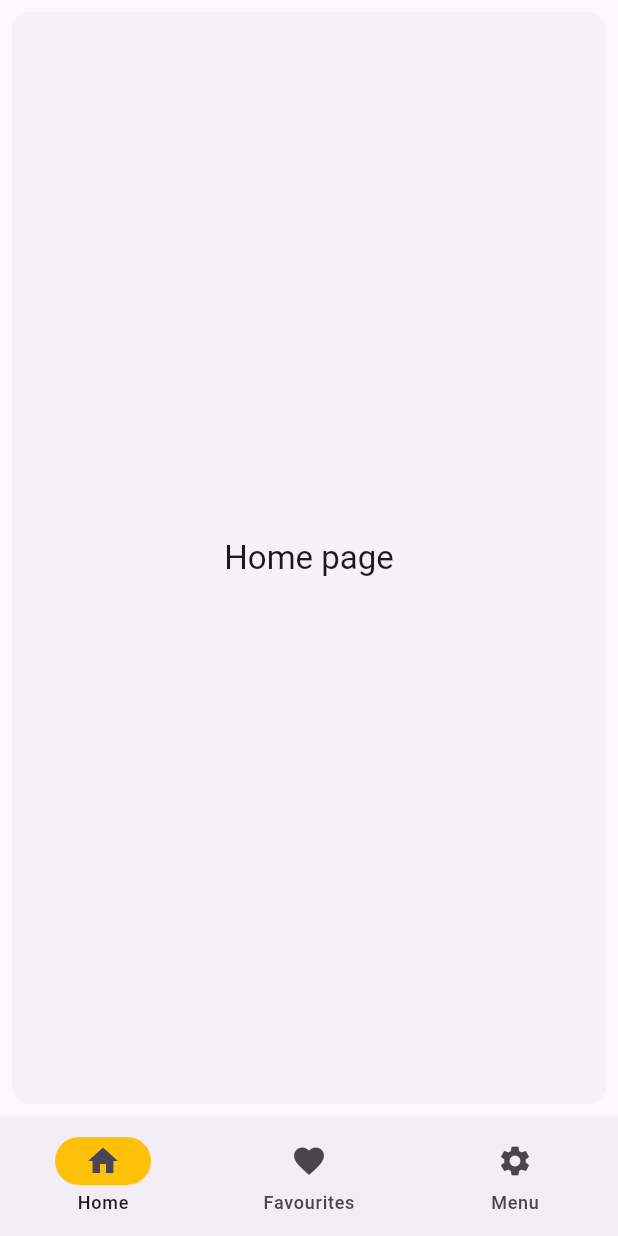
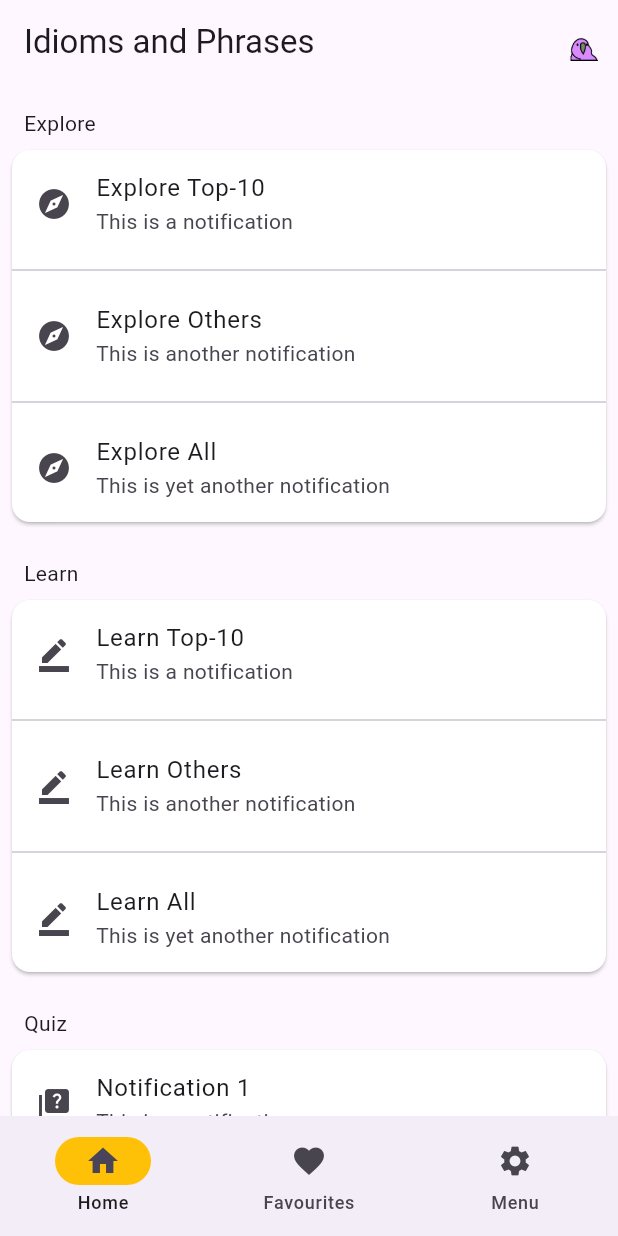
Before and after one commit to VladLavrynenko/IdiomsAndPhrasesApp, a Flutter app: the screen it shows after launch, on a phone screen of 412 x 824 dp. Run offline on Flutter 3.47's test engine with Material 3 defaults, Android fonts, the phone set to English and light mode, and no system bars; our stand-ins replace carousel_slider, firebase_auth, firebase_core, flutter_onboarding_slider, flutter_tts, shared_preferences; accounts and stored records are empty.

Commit message:
Add sections for diferent modes(Explore, Learn, Quiz).

```diff
--- a/lib/HomePage/home.dart
+++ b/lib/HomePage/home.dart
@@ -1,7 +1,7 @@
 import 'package:flutter/cupertino.dart';
 import 'package:flutter/material.dart';
+import 'package:idioms_and_phrases/util/widgets/CardHome.dart';
 
-import '../util/widgets/SoundIconButton.dart';
 
 class HomeScreen  extends StatefulWidget {
   const HomeScreen ({super.key});
@@ -15,11 +15,25 @@ class _HomeScreenState extends State<HomeScreen> {
 
   final numbers = <int>[1, 2, 6, 7];
 
-
   @override
   Widget build(BuildContext context) {
     final ThemeData theme = Theme.of(context);
+
     return Scaffold(
+      appBar: AppBar(
+        title: Text('Idioms and Phrases'),
+        actions: <Widget>[
+          Padding(
+            padding: const EdgeInsets.all(8.0),
+            child: Image.asset(
+              'assets/parrot.gif',
+              width: 25,
+              height: 25,
+              fit: BoxFit.cover,
+            ),
+          ),
+        ],
+      ),
       bottomNavigationBar: NavigationBar(
         onDestinationSelected: (int index) {
           setState(() {
@@ -45,19 +59,9 @@ class _HomeScreenState extends State<HomeScreen> {
         ],
       ),
       body: <Widget>[
+
         /// Home page
-        Card(
-          shadowColor: Colors.transparent,
-          margin: const EdgeInsets.all(8.0),
-          child: SizedBox.expand(
-            child: Center(
-              child: Text(
-                'Home page',
-                style: theme.textTheme.titleLarge,
-              ),
-            ),
-          ),
-        ),
+        CardsHome(title: "title", onTap: () async {} ),
 
 
     /// Notifications page
--- /dev/null
+++ b/lib/util/widgets/CardHome.dart
@@ -0,0 +1,194 @@
+import 'package:flutter/cupertino.dart';
+import 'package:flutter/material.dart';
+
+class CardsHome extends StatefulWidget {
+  final Future<void> Function() onTap;
+  final String title;
+
+  const CardsHome({Key? key, required this.title, required this.onTap}) : super(key: key);
+
+  @override
+  State<CardsHome> createState() => _CardsHomeState();
+}
+
+class _CardsHomeState extends State<CardsHome> {
+  @override
+  Widget build(BuildContext context) {
+    return  SingleChildScrollView(
+      child: Column(
+      crossAxisAlignment: CrossAxisAlignment.start,
+        children: [
+
+          Padding(padding: EdgeInsets.only(left: 16.0, top: 16.0), child: Text("Explore")),
+          cardExplore(),
+
+          Padding(padding: EdgeInsets.only(left: 16.0, top: 16.0), child: Text("Learn" ),),
+          cardLearn(),
+
+          Padding(padding: EdgeInsets.only(left: 16.0, top: 16.0), child: Text("Quiz" ),),
+          cardQuiz()
+        ],
+      ),
+    );
+  }
+}
+
+Widget cardExplore() {
+  return Card(
+    color: Colors.white,
+    margin: EdgeInsets.all(8),
+    child: Column(
+      mainAxisSize: MainAxisSize.min,
+      children: [
+        ListTile(
+          leading: Icon(Icons.explore),
+          // Uncomment and use your SoundButton here
+          // leading: SoundButton(
+          //   title: 'Sound',
+          //   onTap: () async {
+          //     _newVoiceText = i["idiom"];
+          //     _speak();
+          //   },
+          // ),
+          title: Text('Explore Top-10'),
+          subtitle: Text('This is a notification'),
+        ),
+        Divider(),
+        ListTile(
+          leading: Icon(Icons.explore),
+          // Uncomment and use your SoundButton here
+          // leading: SoundButton(
+          //   title: 'Sound',
+          //   onTap: () async {
+          //     _newVoiceText = i["idiom"];
+          //     _speak();
+          //   },
+          // ),
+          title: Text('Explore Others'),
+          subtitle: Text('This is another notification'),
+        ),
+        Divider(),
+        ListTile(
+          leading: Icon(Icons.explore),
+          // Uncomment and use your SoundButton here
+          // leading: SoundButton(
+          //   title: 'Sound',
+          //   onTap: () async {
+          //     _newVoiceText = i["idiom"];
+          //     _speak();
+          //   },
+          // ),
+          title: Text('Explore All'),
+          subtitle: Text('This is yet another notification'),
+        ),
+      ],
+    ),
+  );
+}
+
+Widget cardLearn() {
+  return Card(
+    color: Colors.white,
+    margin: EdgeInsets.all(8),
+    child: Column(
+      mainAxisSize: MainAxisSize.min,
+      children: [
+        ListTile(
+          leading: Icon(Icons.border_color),
+          // Uncomment and use your SoundButton here
+          // leading: SoundButton(
+          //   title: 'Sound',
+          //   onTap: () async {
+          //     _newVoiceText = i["idiom"];
+          //     _speak();
+          //   },
+          // ),
+          title: Text('Learn Top-10'),
+          subtitle: Text('This is a notification'),
+        ),
+        Divider(),
+        ListTile(
+          leading: Icon(Icons.border_color),
+          // Uncomment and use your SoundButton here
+          // leading: SoundButton(
+          //   title: 'Sound',
+          //   onTap: () async {
+          //     _newVoiceText = i["idiom"];
+          //     _speak();
+          //   },
+          // ),
+          title: Text('Learn Others'),
+          subtitle: Text('This is another notification'),
+        ),
+        Divider(),
+        ListTile(
+          leading: Icon(Icons.border_color),
+          // Uncomment and use your SoundButton here
+          // leading: SoundButton(
+          //   title: 'Sound',
+          //   onTap: () async {
+          //     _newVoiceText = i["idiom"];
+          //     _speak();
+          //   },
+          // ),
+          title: Text('Learn All'),
+          subtitle: Text('This is yet another notification'),
+        ),
+      ],
+    ),
+  );
+}
+
+
+Widget cardQuiz() {
+  return Card(
+    color: Colors.white,
+    margin: EdgeInsets.all(8),
+    child: Column(
+      mainAxisSize: MainAxisSize.min,
+      children: [
+        ListTile(
+          leading: Icon(Icons.quiz),
+          // Uncomment and use your SoundButton here
+          // leading: SoundButton(
+          //   title: 'Sound',
+          //   onTap: () async {
+          //     _newVoiceText = i["idiom"];
+          //     _speak();
+          //   },
+          // ),
+          title: Text('Notification 1'),
+          subtitle: Text('This is a notification'),
+        ),
+        Divider(),
+        ListTile(
+          leading: Icon(Icons.quiz),
+          // Uncomment and use your SoundButton here
+          // leading: SoundButton(
+          //   title: 'Sound',
+          //   onTap: () async {
+          //     _newVoiceText = i["idiom"];
+          //     _speak();
+          //   },
+          // ),
+          title: Text('Notification 2'),
+          subtitle: Text('This is another notification'),
+        ),
+        Divider(),
+        ListTile(
+          leading: Icon(Icons.quiz),
+          // Uncomment and use your SoundButton here
+          // leading: SoundButton(
+          //   title: 'Sound',
+          //   onTap: () async {
+          //     _newVoiceText = i["idiom"];
+          //     _speak();
+          //   },
+          // ),
+          title: Text('Notification 3'),
+          subtitle: Text('This is yet another notification'),
+        ),
+      ],
+    ),
+  );
+}
--- a/pubspec.yaml
+++ b/pubspec.yaml
@@ -19,6 +19,8 @@ dependencies:
   shared_preferences: ^2.2.3
   flutter_tts: ^4.0.2
 
+  lottie: ^2.1.0
+
 dev_dependencies:
   flutter_test:
     sdk: flutter
```
Also changed, not shown: assets/parrot.gif (added), pubspec.lock.
